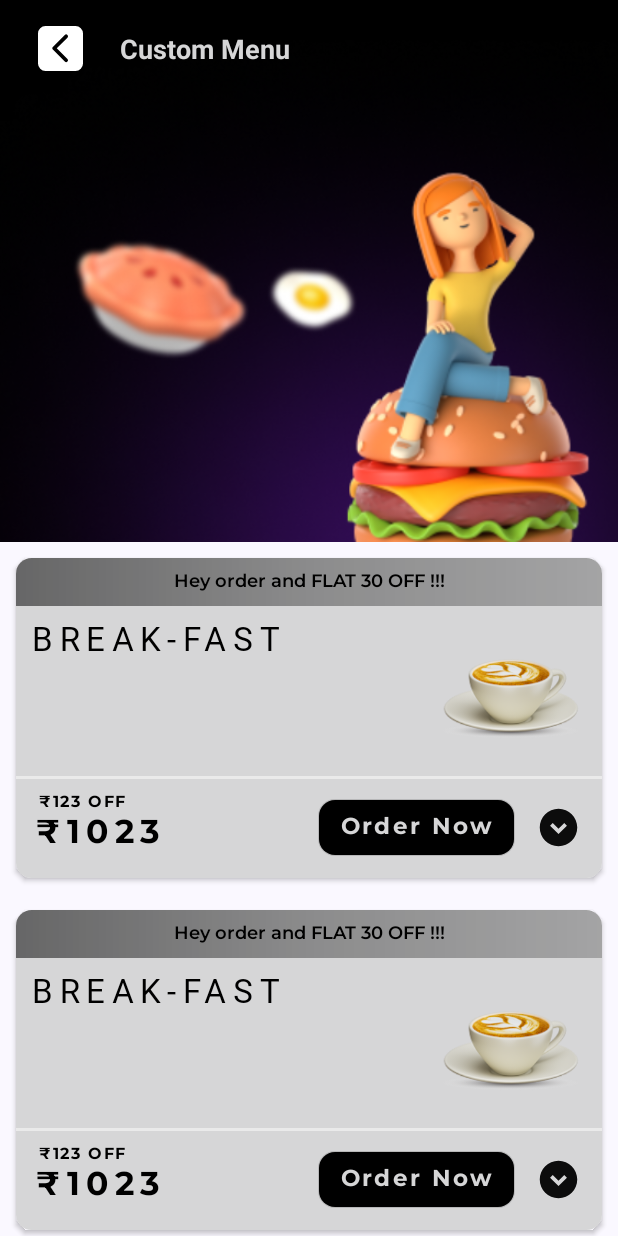
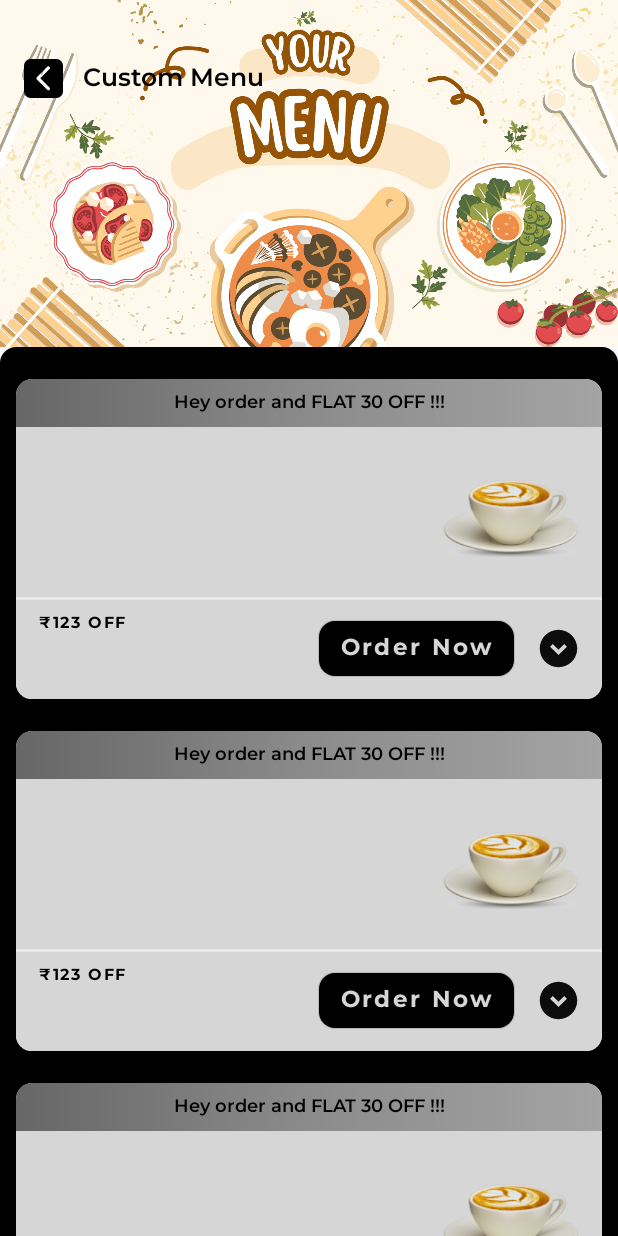
Before and after one commit to Sanjeetkushwaha11111/Stilt, an Android app: the layout activity_custom_menu.xml on its own in the app's theme, with its tools: preview values and no code run, on a phone screen of 412 x 824 dp. Run offline under Robolectric (Android 15) with nearby library versions, the phone set to English and light mode, and no system bars.

Commit message:
working on menu page desing

```diff
--- a/app/src/main/java/com/ourstilt/base/data/api/ApiService.kt
+++ b/app/src/main/java/com/ourstilt/base/data/api/ApiService.kt
@@ -6,7 +6,7 @@ import retrofit2.http.GET
 
 interface ApiService {
     companion object {
-        const val BASE_URL = "http://192.168.1.38:3001/"
+        const val BASE_URL = "http://192.168.0.115:3001/"
     }
 
     @GET("data")
--- a/app/src/main/res/drawable/backbutton.xml
+++ b/app/src/main/res/drawable/backbutton.xml
@@ -1,9 +1,9 @@
 <vector xmlns:android="http://schemas.android.com/apk/res/android"
-    android:width="30dp"
-    android:height="30dp"
+    android:width="@dimen/_20sdp"
+    android:height="@dimen/_20sdp"
     android:viewportWidth="24"
     android:viewportHeight="24">
     <path
-        android:fillColor="#FFFFFF"
+        android:fillColor="#000000"
         android:pathData="M20,0L4,0a4,4 0,0 0,-4 4v16a4,4 0,0 0,4 4h16a4,4 0,0 0,4 -4L24,4a4,4 0,0 0,-4 -4ZM15.71,17.54a1,1 0,0 1,0 1.42,1 1,0 0,1 -1.42,0l-6.36,-6.37a0.87,0.87 0,0 1,-0.22 -0.35,1 1,0 0,1 0,-0.73 1,1 0,0 1,0.22 -0.35l6.36,-6.37a1,1 0,1 1,1.42 1.42L10,11.88Z" />
 </vector>
--- a/app/src/main/res/layout/activity_custom_menu.xml
+++ b/app/src/main/res/layout/activity_custom_menu.xml
@@ -11,14 +11,14 @@
         android:id="@+id/appBarLayout"
         android:layout_width="match_parent"
         android:layout_height="wrap_content"
-        android:fitsSystemWindows="true">
+        android:fitsSystemWindows="false"
+        >
 
         <com.google.android.material.appbar.CollapsingToolbarLayout
             android:id="@+id/collapsingToolbar"
             android:layout_width="match_parent"
             android:layout_height="wrap_content"
             android:fitsSystemWindows="true"
-            app:contentScrim="@color/colorBlack"
             app:layout_scrollFlags="scroll|exitUntilCollapsed|snap"
             app:titleEnabled="false">
 
@@ -31,12 +31,13 @@
                 android:scaleType="centerCrop"
                 app:layout_collapseMode="parallax"
                 app:layout_collapseParallaxMultiplier="0.7"
-                app:srcCompat="@drawable/home_top_bg" />
+                app:srcCompat="@drawable/menu_top_image"
+                />
 
             <androidx.appcompat.widget.Toolbar
                 android:id="@+id/toolbar"
                 android:layout_width="match_parent"
-                android:layout_height="?attr/actionBarSize"
+                android:layout_height="wrap_content"
                 android:background="@color/transparent"
                 android:minHeight="?attr/actionBarSize"
                 app:layout_collapseMode="pin">
@@ -44,14 +45,17 @@
                 <androidx.constraintlayout.widget.ConstraintLayout
                     android:id="@+id/toolbarLayout"
                     android:layout_width="match_parent"
-                    android:layout_height="match_parent">
+                    android:layout_height="wrap_content"
+                    >
 
                     <ImageButton
                         android:id="@+id/btnBack"
-                        android:layout_width="48dp"
-                        android:layout_height="48dp"
-                        android:background="?attr/selectableItemBackgroundBorderless"
-                        android:padding="12dp"
+                        android:layout_width="wrap_content"
+                        android:layout_height="match_parent"
+                        android:background="@color/transparent"
+                        android:foregroundGravity="bottom"
+                        android:paddingTop="@dimen/_30sdp"
+                        android:paddingBottom="@dimen/_10sdp"
                         android:src="@drawable/backbutton"
                         app:layout_constraintBottom_toBottomOf="parent"
                         app:layout_constraintStart_toStartOf="parent"
@@ -61,15 +65,21 @@
                         android:id="@+id/title"
                         android:layout_width="0dp"
                         android:layout_height="wrap_content"
-                        android:layout_marginHorizontal="16dp"
-                        android:textColor="@color/white"
-                        android:textSize="18sp"
-                        android:textStyle="bold"
+                        android:fontFamily="@font/montserrat_semi_lbold"
+                        android:gravity="center_vertical"
+                        android:maxLines="1"
+                        android:paddingStart="@dimen/_10sdp"
+                        android:paddingTop="@dimen/_30sdp"
+                        android:paddingEnd="@dimen/_10sdp"
+                        android:paddingBottom="@dimen/_10sdp"
+                        android:textColor="@color/colorBlack"
+                        android:textSize="@dimen/_13ssp"
                         app:layout_constraintBottom_toBottomOf="parent"
                         app:layout_constraintEnd_toEndOf="parent"
                         app:layout_constraintStart_toEndOf="@id/btnBack"
                         app:layout_constraintTop_toTopOf="parent"
-                        tools:text="Custom Menu" />
+                        tools:text="Custom Menu"
+                        />
 
                 </androidx.constraintlayout.widget.ConstraintLayout>
 
@@ -84,6 +94,8 @@
         android:layout_width="match_parent"
         android:layout_height="match_parent"
         android:clipToPadding="false"
+        android:background="@drawable/rounded_top_corners"
+        android:paddingTop="@dimen/_8sdp"
         app:layout_behavior="@string/appbar_scrolling_view_behavior"
         tools:listitem="@layout/custom_menu_items" />
 
--- a/app/src/main/res/layout/custom_menu_items.xml
+++ b/app/src/main/res/layout/custom_menu_items.xml
@@ -61,7 +61,6 @@
                 android:minLines="1"
                 android:paddingStart="@dimen/_8sdp"
                 android:paddingEnd="@dimen/_5sdp"
-                android:text="BREAK-FAST"
                 android:textAllCaps="true"
                 android:textColor="@color/colorBlack"
                 android:textSize="@dimen/_17sdp"
@@ -145,7 +144,6 @@
                 android:letterSpacing=".2"
                 android:paddingStart="@dimen/_10sdp"
                 android:maxLength="6"
-                android:text="₹1023"
                 android:textColor="@color/colorBlack"
                 android:textSize="@dimen/_17sdp"
                 app:layout_constraintBottom_toBottomOf="parent"
@@ -208,7 +206,7 @@
             android:nestedScrollingEnabled="true"
             android:visibility="gone"
             app:layout_constraintTop_toBottomOf="@id/divider"
-            tools:listitem="@layout/custom_menu_items"
+            tools:listitem="@layout/menu_sub_item"
             />
 
     </androidx.constraintlayout.widget.ConstraintLayout>
--- a/app/src/main/res/layout/menu_sub_item.xml
+++ b/app/src/main/res/layout/menu_sub_item.xml
@@ -66,7 +66,6 @@
                 android:layout_marginEnd="@dimen/_5sdp"
                 android:fontFamily="@font/montserrat_semi_lbold"
                 android:paddingBottom="@dimen/_2sdp"
-                android:text="Elachi Chai"
                 android:textColor="@color/colorBlack"
                 android:textSize="@dimen/_10sdp"
                 app:layout_constraintEnd_toStartOf="@id/order_now"
@@ -82,7 +81,6 @@
                 android:layout_marginBottom="@dimen/_5sdp"
                 android:fontFamily="@font/montserrat_semi_lbold"
                 android:maxLines="2"
-                android:text="You have enough time to make things happen, but you have no time to waste.."
                 android:textColor="@color/colorBlack"
                 android:textSize="@dimen/_9sdp"
                 app:layout_constraintBottom_toBottomOf="parent"
@@ -123,7 +121,6 @@
                     android:maxLength="2"
                     android:minWidth="@dimen/_25ssp"
                     android:paddingVertical="@dimen/_5sdp"
-                    android:text="44"
                     android:textSize="@dimen/_14sdp"
                     />
 
--- a/app/src/main/res/xml/network_security_config.xml
+++ b/app/src/main/res/xml/network_security_config.xml
@@ -2,6 +2,6 @@
 <network-security-config>
     <domain-config cleartextTrafficPermitted="true">
         <domain includeSubdomains="false">localhost</domain>
-        <domain includeSubdomains="false">192.168.1.38</domain>
+        <domain includeSubdomains="false">192.168.0.115</domain>
     </domain-config>
 </network-security-config>
```
Also changed, not shown: app/src/main/java/com/ourstilt/common/ExtensionsFuntions.kt (+16 -0 lines), app/src/main/java/com/ourstilt/userCustomMenu/ui/CustomMenuActivity.kt (+9 -5 lines), app/src/main/res/drawable/menu_top_image.png (added).
